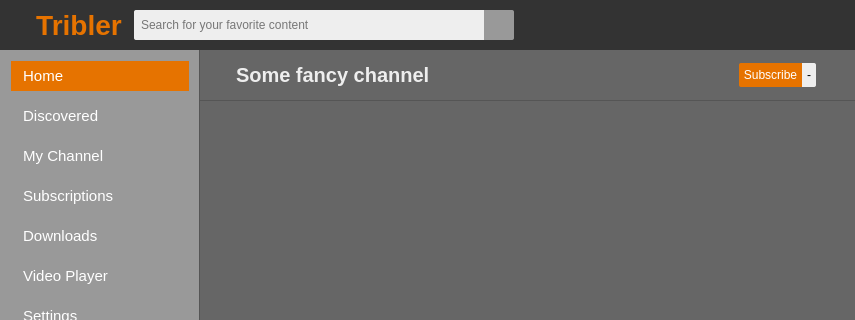
Above: TriblerGUI/qt_resources/mainwindow.ui from Tribler/tribler before the change; both pictures show x 0 to 855 and y 0 to 320 of the 855 by 655 pixel window. Below: the same form after it.
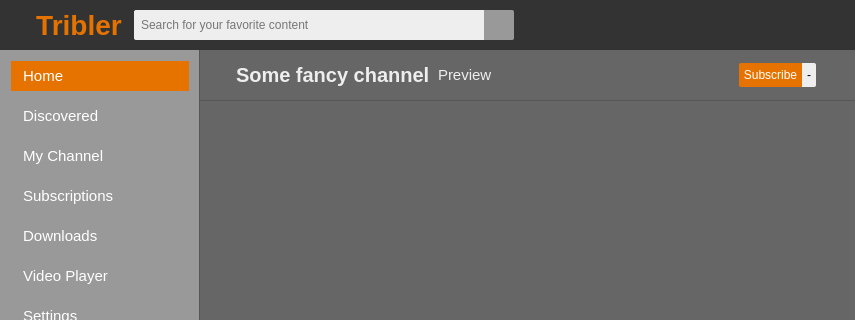
That is the form after the change. The open tabs and pages were chosen to show the change. Icons and pictures are not drawn. Custom widgets are drawn as their Qt base class.

Commit message: Added text label when you're previewing a channel

```diff
--- a/TriblerGUI/qt_resources/mainwindow.ui
+++ b/TriblerGUI/qt_resources/mainwindow.ui
@@ -3960,7 +3960,7 @@
              <item>
               <widget class="QLabel" name="channel_name_label">
                <property name="sizePolicy">
-                <sizepolicy hsizetype="Expanding" vsizetype="Fixed">
+                <sizepolicy hsizetype="Minimum" vsizetype="Fixed">
                  <horstretch>0</horstretch>
                  <verstretch>0</verstretch>
                 </sizepolicy>
@@ -3988,6 +3988,45 @@
                </property>
               </widget>
              </item>
+             <item>
+              <spacer name="horizontalSpacer_63">
+               <property name="orientation">
+                <enum>Qt::Horizontal</enum>
+               </property>
+               <property name="sizeType">
+                <enum>QSizePolicy::Fixed</enum>
+               </property>
+               <property name="sizeHint" stdset="0">
+                <size>
+                 <width>8</width>
+                 <height>20</height>
+                </size>
+               </property>
+              </spacer>
+             </item>
+             <item>
+              <widget class="QLabel" name="channel_preview_label">
+               <property name="styleSheet">
+                <string notr="true">color: #eee; font-size: 15px;</string>
+               </property>
+               <property name="text">
+                <string>Preview</string>
+               </property>
+              </widget>
+             </item>
+             <item>
+              <spacer name="horizontalSpacer_60">
+               <property name="orientation">
+                <enum>Qt::Horizontal</enum>
+               </property>
+               <property name="sizeHint" stdset="0">
+                <size>
+                 <width>40</width>
+                 <height>20</height>
+                </size>
+               </property>
+              </spacer>
+             </item>
              <item>
               <widget class="SubscriptionsWidget" name="subscription_widget" native="true">
                <property name="sizePolicy">
```
Left out of the diff: 6 changed lines with no effect on the pictures. The commit also changes 3 other files.
